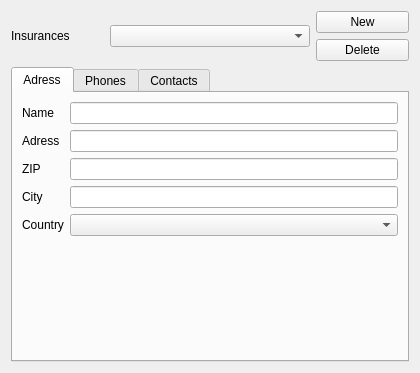
This is plugins/accountplugin/preferences/insurancepage.ui in FreeHealth/freehealth as Qt 5 draws it before an edit. The edited form follows.
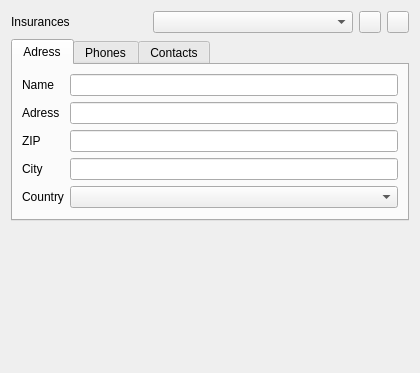
This is the edited form. Custom widgets are drawn as their Qt base class.

What changed in the file:
```diff
--- a/plugins/accountplugin/preferences/insurancepage.ui
+++ b/plugins/accountplugin/preferences/insurancepage.ui
@@ -13,17 +13,17 @@
   <property name="windowTitle">
    <string>Form</string>
   </property>
-  <layout class="QGridLayout" name="gridLayout_4">
-   <item row="0" column="0">
     <layout class="QGridLayout" name="gridLayout">
      <item row="0" column="0">
+    <layout class="QHBoxLayout" name="horizontalLayout">
+     <item>
       <widget class="QLabel" name="label_2">
        <property name="text">
         <string>Insurances</string>
        </property>
       </widget>
      </item>
-     <item row="0" column="1">
+     <item>
       <widget class="QComboBox" name="insuranceComboBox">
        <property name="minimumSize">
         <size>
@@ -33,23 +33,43 @@
        </property>
       </widget>
      </item>
-     <item row="0" column="2">
-      <layout class="QVBoxLayout" name="verticalLayout">
        <item>
         <widget class="QPushButton" name="addButton">
+       <property name="minimumSize">
+        <size>
+         <width>22</width>
+         <height>22</height>
+        </size>
+       </property>
+       <property name="maximumSize">
+        <size>
+         <width>22</width>
+         <height>22</height>
+        </size>
+       </property>
          <property name="text">
-          <string>New</string>
+        <string/>
          </property>
         </widget>
        </item>
        <item>
         <widget class="QPushButton" name="deleteButton">
+       <property name="minimumSize">
+        <size>
+         <width>22</width>
+         <height>22</height>
+        </size>
+       </property>
+       <property name="maximumSize">
+        <size>
+         <width>22</width>
+         <height>22</height>
+        </size>
+       </property>
          <property name="text">
-          <string>Delete</string>
-         </property>
-        </widget>
-       </item>
-      </layout>
+        <string/>
+       </property>
+      </widget>
      </item>
     </layout>
    </item>
@@ -225,6 +245,19 @@
      </widget>
     </widget>
    </item>
+   <item row="2" column="0">
+    <spacer name="verticalSpacer">
+     <property name="orientation">
+      <enum>Qt::Vertical</enum>
+     </property>
+     <property name="sizeHint" stdset="0">
+      <size>
+       <width>20</width>
+       <height>40</height>
+      </size>
+     </property>
+    </spacer>
+   </item>
   </layout>
  </widget>
  <customwidgets>
```
Lines whose indentation alone changed are shown as unchanged.
